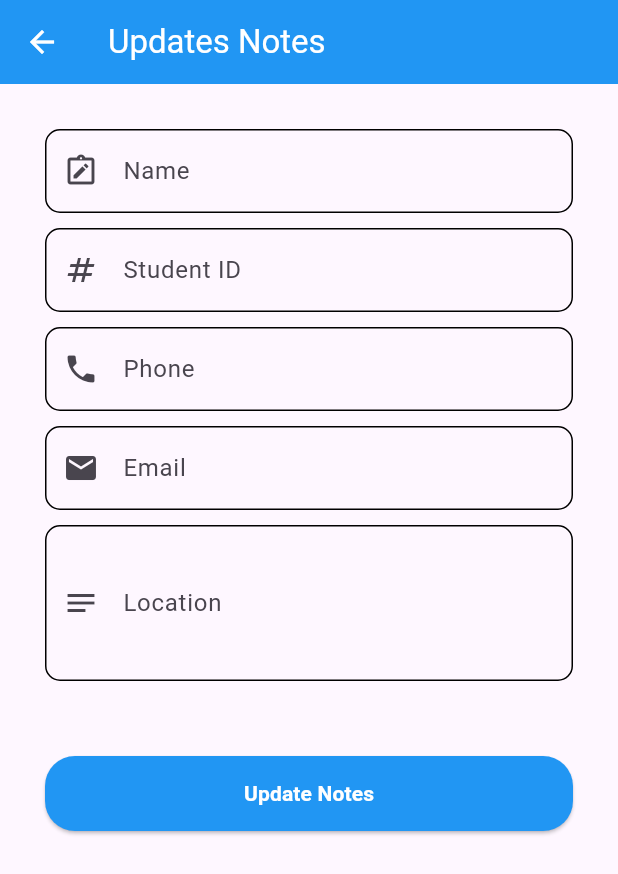
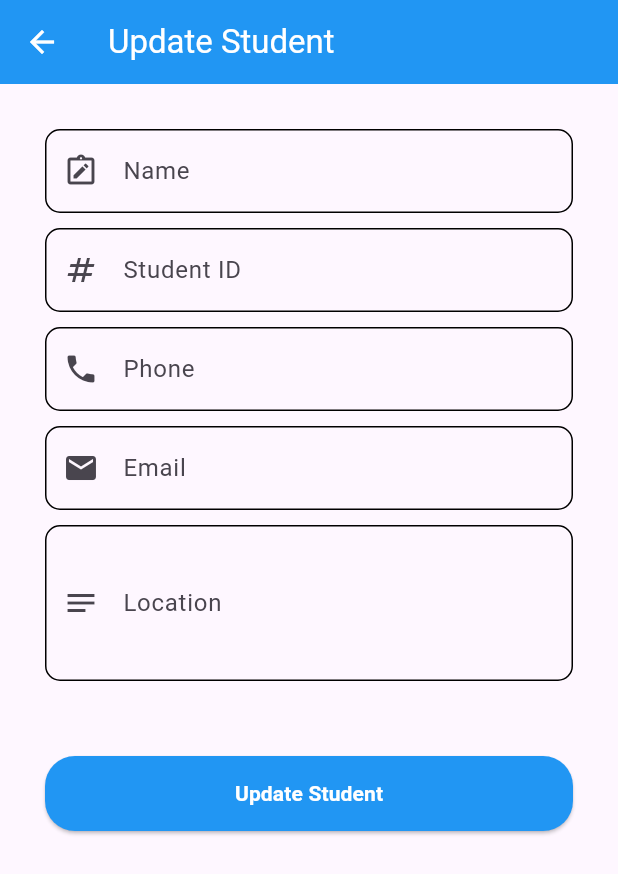
Before and after one commit to afia45/firebase_student_app, a Flutter app: the UpdateNotes screen opened directly, on a phone screen of 412 x 824 dp. Shown: the top 874 px of the screen. Run offline on Flutter 3.47's test engine with Material 3 defaults, Android fonts, the phone set to English and light mode, and no system bars; our stand-ins replace firebase_core, firebase_database, get; accounts and stored records are empty; statements that could not run were skipped.

Commit message:
Update update_student.dart

```diff
--- a/lib/update_student.dart
+++ b/lib/update_student.dart
@@ -67,7 +67,7 @@ class _UpdateNotesState extends State<UpdateNotes> {
         iconTheme: const IconThemeData(color: Colors.white),
         backgroundColor: Colors.blue,
         title: const Text(
-          "Updates Notes",
+          "Update Student",
           style: TextStyle(color: Colors.white),
         ),
       ),
@@ -232,7 +232,7 @@ class _UpdateNotesState extends State<UpdateNotes> {
                   }
                 },
                 child: const Text(
-                  "Update Notes",
+                  "Update Student",
                   style: TextStyle(
                       color: Colors.white, fontWeight: FontWeight.bold),
                 ),
```
